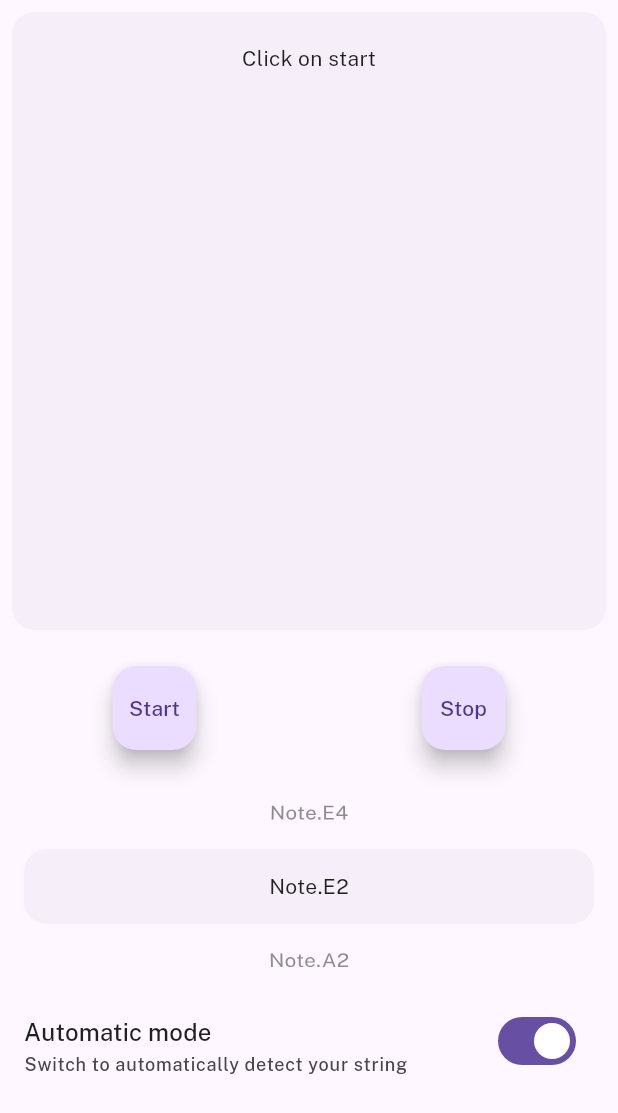
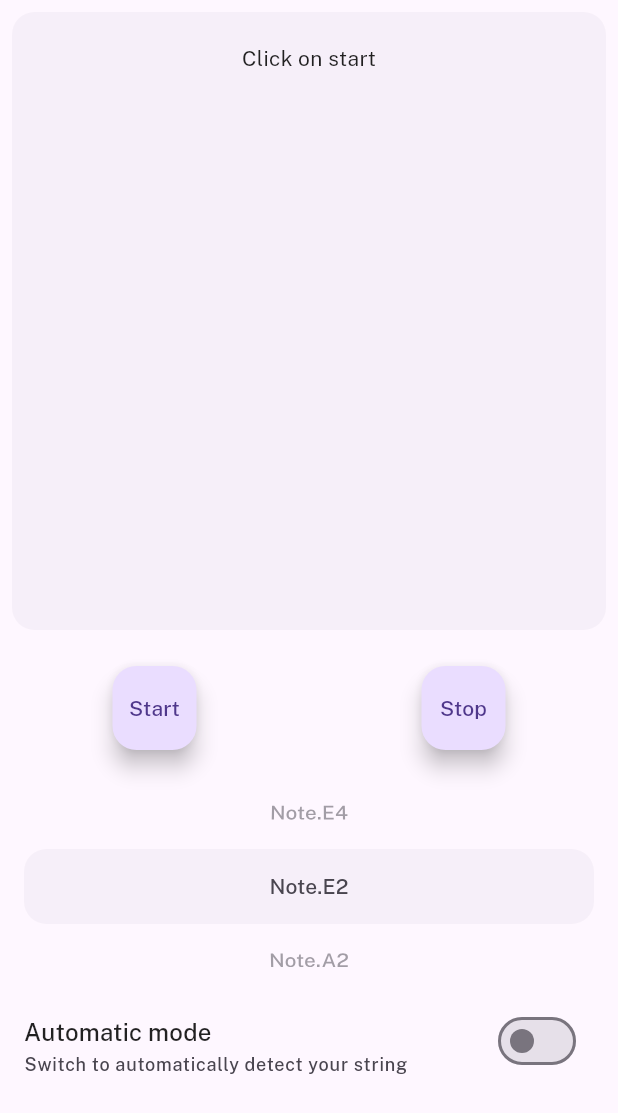
Before and after one commit to denishorn/WearTuner, a Flutter app: the screen it shows after launch, on a phone screen of 412 x 824 dp. Shown: the top 1113 px of the screen. Run offline on Flutter 3.47's test engine with Material 2 defaults, Android fonts, the phone set to English and light mode, and no system bars; drawn by our look-alikes of dynamic_color; our stand-ins replace google_fonts, vibration; missing offline and left inert: flutter_audio_capture, pitch_detector_dart, pitchupdart.

Commit message:
all ui interactions done, maybe some optimizations on rebuilding widgets left

```diff
--- a/lib/homepage.dart
+++ b/lib/homepage.dart
@@ -6,6 +6,7 @@ import 'package:flutter_audio_capture/flutter_audio_capture.dart';
 import 'package:pitch_detector_dart/pitch_detector.dart';
 import 'package:pitchupdart/pitch_handler.dart';
 import 'package:vibration/vibration.dart';
+//import 'package:wakelock_plus/wakelock_plus.dart';
 
 import 'widgets.dart';
 import 'tuner.dart';
@@ -13,10 +14,7 @@ import 'tuner.dart';
 
 
 class MyHomePage extends StatefulWidget {
-  const MyHomePage({Key? key, required this.title}) : super(key: key);
-
-  final String title;
-
+  const MyHomePage({Key? key}) : super(key: key);
   @override
   State<MyHomePage> createState() => _MyHomePageState();
 }
@@ -24,9 +22,8 @@ class MyHomePage extends StatefulWidget {
 class _MyHomePageState extends State<MyHomePage> {
   final _audioRecorder = FlutterAudioCapture();
   final pitchDetectorDart = PitchDetector(44100, 2000);
-  //final pitchupDart = PitchHandler(InstrumentType.guitar);
   final Guitar guitar = const Guitar();
-  bool isAutoTune = true;
+  bool isAutoTune = false;
   var note = "";
   var status = "Click on start";
 
@@ -51,35 +48,16 @@ class _MyHomePageState extends State<MyHomePage> {
     //Gets the audio sample
     var buffer = Float64List.fromList(obj.cast<double>());
     final List<double> audioSample = buffer.toList();
-
-    //Uses pitch_detector_dart library to detect a pitch from the audio sample
     final result = pitchDetectorDart.getPitch(audioSample);
 
-    //If there is a pitch - evaluate it
     if (result.pitched) {
-      //Uses the pitchupDart library to check a given pitch for a Guitar
-      //final handledPitchResult = pitchupDart.handlePitch(result.pitch);
-//
-      ////Updates the state with the result
-      //setState(() {
-      //  note = result.pitch.toString();
-      //  //note = handledPitchResult.note;
-      //  status = handledPitchResult.tuningStatus.toString();
-      //  //turns = pow(-1, 330 - result.pitch > 0.0 ? 1 : 0) * min(0.35, (330 - result.pitch).abs() / 43);
-//
-      //});
       final frequency = result.pitch;
 
-  // Assuming 'guitar' is an instance of the Guitar class
   Note closestNote = guitar.findClosestNote(frequency);
 
-  // Updates the state with the result
   setState(() {
     note = result.pitch.toStringAsFixed(1); // Now 'note' will hold the string representation of the closest note
     status = "Closest note: ${closestNote.toString()} , ${closestNote.frequency.toString()}"; // Updates status to show the closest note
-
-    // The following line is commented out as it seems to be part of the original logic for tuning status or visual feedback
-    // turns = pow(-1, 330 - frequency > 0.0 ? 1 : 0) * min(0.35, (330 - frequency).abs() / 43);
   });
     }
   }
@@ -93,33 +71,26 @@ class _MyHomePageState extends State<MyHomePage> {
     return Scaffold(
 
       body: SafeArea(
-      //child: Center(
         child: Flex(
           direction: Axis.vertical,
-          //mainAxisAlignment: MainAxisAlignment.spaceBetween,
           children: [
             Padding(padding: EdgeInsets.all(8.0), child:Container(
               height: MediaQuery.of(context).size.width,
               alignment: Alignment.center,
-              //padding: EdgeInsets.all(16.0),
-
-              //height: 300,
-              //width: 100,
               decoration: BoxDecoration(
-                color: Theme.of(context).colorScheme.surfaceVariant.withOpacity(0.33), // Use the theme's secondary color
-                borderRadius: BorderRadius.circular(15), // Adjust the radius to get the desired curvature
+                color: Theme.of(context).colorScheme.surfaceVariant.withOpacity(0.33),
+                borderRadius: BorderRadius.circular(15),
               ),
               child: TextDisplayWidget(note: note, status: status),
-            ),),
-            /*SizedBox(width: 300, child:*/Flex(
+            ),
+            ),
+            Flex(
               direction: Axis.vertical,
-              //mainAxisAlignment: MainAxisAlignment.spaceBetween,
               children:[
             ControlsAndTunerWidget(
               onStartPressed: _startCapture,
               onStopPressed: _stopCapture,
             ),
-            //Spacer(flex: 10),
             TunerWidget(
               isAutoTune: isAutoTune,
               onChanged: (bool value) {
@@ -128,17 +99,8 @@ class _MyHomePageState extends State<MyHomePage> {
                 });
               },
             ),
-            // AutoTuneSwitch(
-            //   isAutoTune: isAutoTune,
-            //   onChanged: (bool value) {
-            //     setState(() {
-            //       isAutoTune = value;
-            //     });
-            //   },
-            // ),
-            ]),//),
+            ]),
         ]),
-      //),
       ),
     );
   }
--- a/lib/main.dart
+++ b/lib/main.dart
@@ -1,13 +1,8 @@
 import 'dart:typed_data';
 
 import 'package:flutter/material.dart';
-//import 'package:flutter_audio_capture/flutter_audio_capture.dart';
-//import 'package:pitch_detector_dart/pitch_detector.dart';
-//import 'package:pitchupdart/instrument_type.dart';
-//import 'package:pitchupdart/pitch_handler.dart';
 import 'package:dynamic_color/dynamic_color.dart';
 import 'package:google_fonts/google_fonts.dart';
-//import 'package:flutter/foundation.dart';
 
 
 
@@ -33,16 +28,14 @@ class MyApp extends StatelessWidget {
         colorScheme: lightDynamic,
         useMaterial3: true,
         textTheme: GoogleFonts.publicSansTextTheme(),
-        //textTheme: lightTypographyTheme,
         ),
         darkTheme:ThemeData(
           colorScheme: darkDynamic,
         brightness: Brightness.dark,
         useMaterial3: true,
         textTheme: GoogleFonts.publicSansTextTheme(ThemeData(brightness: Brightness.dark).textTheme),
-        //textTheme: darkTypographyTheme,
         ),
-      home: const MyHomePage(title: 'Flutter Demo Home Page'),
+      home: const MyHomePage(),
     );
     });
   }
--- a/lib/widgets.dart
+++ b/lib/widgets.dart
@@ -1,5 +1,6 @@
 import 'package:flutter/material.dart';
 import 'tuner.dart'; // Make sure to import the TunerWidget correctly
+
 
 class ControlsAndTunerWidget extends StatelessWidget {
   final VoidCallback onStartPressed;
@@ -66,105 +67,77 @@ class TextDisplayWidget extends StatelessWidget {
   }
 }
 
-class TuningWheel extends StatefulWidget {
-  final Guitar guitar;
-  final Function(int) onNoteSelected;
 
-  const TuningWheel({Key? key, required this.guitar, required this.onNoteSelected}) : super(key: key);
+// class TuningWheel extends StatefulWidget {
+//   final Guitar guitar;
+//   final Function(int) onNoteSelected;
+//   final VoidCallback onInteraction;
 
-  @override
-  _TuningWheelState createState() => _TuningWheelState();
-}
+//   const TuningWheel({Key? key, required this.guitar, required this.onNoteSelected,required this.onInteraction, }) : super(key: key);
+
+//   @override
+//   _TuningWheelState createState() => _TuningWheelState();
+// }
 
 
-class _TuningWheelState extends State<TuningWheel> {
-  final FixedExtentScrollController _controller = FixedExtentScrollController();
-  //bool _isAnimating = false;
+// class _TuningWheelState extends State<TuningWheel> {
+//   final FixedExtentScrollController _controller = FixedExtentScrollController();
+//   bool _isAnimating = false;
 
-  @override
-  void dispose() {
-    _controller.dispose();
-    super.dispose();
-  }
-
-  @override
-  Widget build(BuildContext context) {
-    return GestureDetector(
-      onTap: () {
-        //if (!_isAnimating) { // Checking if not already animating
-          int nextIndex = _controller.selectedItem + 1;
-          // if (nextIndex >= widget.guitar.tuning.length) {
-          //   nextIndex = 0;
-          // }
-
-          // setState(() {
-          //   _isAnimating = true; // Setting flag to true as animation starts
-          // });
-
-          _controller.animateToItem(
-            nextIndex,
-            duration: Duration(milliseconds: 200),
-            curve: Curves.easeInOut,
-          );},/*.then((_) {
-            setState(() {
-              _isAnimating = false; // Reset flag when animation completes
-            });
-          });
-        }
-      },*/
-      child: ListWheelScrollView.useDelegate(
-        controller: _controller,
-        itemExtent: 50,
-        overAndUnderCenterOpacity: 0.5,
-        physics: /*_isAnimating ? NeverScrollableScrollPhysics() :*/ FixedExtentScrollPhysics(),
-        diameterRatio: 3,
-        childDelegate: ListWheelChildBuilderDelegate(
-          builder: (BuildContext context, int index) {
-            //if (index < 0 || index >= widget.guitar.tuning.length) return null;
-            int loopedIndex = index % widget.guitar.tuning.length;
-            if (loopedIndex < 0) {
-              loopedIndex += widget.guitar.tuning.length;
-            }
-            return Center(child:Text(widget.guitar.tuning[loopedIndex].toString()),
-                //tileColor:Theme.of(context).colorScheme.surfaceVariant.withOpacity(0.33),
-            );
-          },
-          // childCount: widget.guitar.tuning.length,
-          childCount: null
-        ),
-        onSelectedItemChanged: widget.onNoteSelected,
-      ),
-    );
-  }
-}
-
-
-// class AutoTuneSwitch extends StatelessWidget {
-//   final bool isAutoTune;
-//   final ValueChanged<bool> onChanged;
-
-//   const AutoTuneSwitch({Key? key, required this.isAutoTune, required this.onChanged}) : super(key: key);
+//   @override
+//   void dispose() {
+//     _controller.dispose();
+//     super.dispose();
+//   }
 
 //   @override
 //   Widget build(BuildContext context) {
-//     return SwitchListTile(
-//       title: Text(
-//         'Automatic mode',
-//         style: Theme.of(context).textTheme.titleMedium,
+//     return GestureDetector(
+//       onTap: () {
+//         if (!_isAnimating) { // Checking if not already animating
+//           int nextIndex = _controller.selectedItem + 1;
+//           setState(() {
+//             _isAnimating = true; // Setting flag to true as animation starts
+//             widget.onInteraction();
+//           });
+
+//           _controller.animateToItem(
+//             nextIndex,
+//             duration: Duration(milliseconds: 200),
+//             curve: Curves.easeInOut,
+//           ).then((_) {
+//             setState(() {
+//               _isAnimating = false; // Reset flag when animation completes
+//             });
+//           });
+//         }
+//       },
+//       child: ListWheelScrollView.useDelegate(
+//         controller: _controller,
+//         itemExtent: 50,
+//         overAndUnderCenterOpacity: 0.5,
+//         physics: _isAnimating ? NeverScrollableScrollPhysics() : FixedExtentScrollPhysics(),
+//         diameterRatio: 3,
+//         childDelegate: ListWheelChildBuilderDelegate(
+//           builder: (BuildContext context, int index) {
+//             int loopedIndex = index % widget.guitar.tuning.length;
+//             if (loopedIndex < 0) {
+//               loopedIndex += widget.guitar.tuning.length;
+//             }
+//             return Center(child:Text(widget.guitar.tuning[loopedIndex].toString(), style: Theme.of(context).textTheme.labelLarge!.copyWith(color: Theme.of(context).colorScheme.onSurfaceVariant),),
+//             );
+//           },
+//           childCount: null
+//         ),
+//         onSelectedItemChanged: widget.onNoteSelected,
 //       ),
-//       subtitle: Text(
-//         'Switch to automatically detect your string',
-//         style: Theme.of(context).textTheme.labelMedium!.copyWith(color: Theme.of(context).colorScheme.onSurfaceVariant),
-//       ),
-//       value: isAutoTune,
-//       isThreeLine: true,
-//       onChanged: onChanged,
 //     );
 //   }
 // }
 
+//import 'package:flutter/material.dart';
+
 class TunerWidget extends StatefulWidget {
-  //final BoxConstraints constraints;
   final bool isAutoTune;
   final ValueChanged<bool> onChanged;
 
@@ -176,37 +149,98 @@ class TunerWidget extends StatefulWidget {
 
 class _TunerWidgetState extends State<TunerWidget> {
   final Guitar guitar = const Guitar();
-  Note? selectedNote;
-  //bool isAutoTune = true; // true for auto, false for manual
+  Note? selectedNote; // Assuming Note is defined elsewhere
+  final FixedExtentScrollController _controller = FixedExtentScrollController();
+  bool _isAnimating = false;
+
+  @override
+  void dispose() {
+    _controller.dispose();
+    super.dispose();
+  }
 
   @override
   Widget build(BuildContext context) {
     return Flex(
       direction: Axis.vertical,
       children: [
-        // ControlsAndTunerWidget(
-        //       onStartPressed: _startCapture,
-        //       onStopPressed: _stopCapture,
-        //     ),
         Container(
           height: 150,
-          padding: EdgeInsets.all(16.0),
+          padding: const EdgeInsets.all(16.0),
           child: Stack(
             alignment: Alignment.center,
             children: [
-              Container(
+              AnimatedOpacity(
+                opacity: widget.isAutoTune ? 0.0 : 0.33,
+                duration: Duration(milliseconds: 150),
+                child: Container(
                   height: 50,
-                //padding: EdgeInsets.all(16.0),
                   decoration: BoxDecoration(
-                  color: Theme.of(context).colorScheme.surfaceVariant.withOpacity(0.33),
+                    color: Theme.of(context).colorScheme.surfaceVariant,
                     borderRadius: BorderRadius.circular(15),
                   ),
                 ),
-              TuningWheel(
-                guitar: guitar,
-                onNoteSelected: (index) {
-                  // Handle note selection
+              ),
+              GestureDetector(
+                onTapDown: (details) {
                 },
+                onTapCancel: (){
+                  //print('cancelled');
+                    setState(() {
+                      if (widget.isAutoTune) {
+                        widget.onChanged(false);
+                      }
+                    });
+                },
+                onTapUp: (details) {
+                  if (!_isAnimating) {
+                    int nextIndex = widget.isAutoTune ? _controller.selectedItem : _controller.selectedItem + 1;
+                    setState(() {
+                      _isAnimating = true;
+                      if (widget.isAutoTune) {
+                        widget.onChanged(false);
+                      }
+                    });
+                    _controller.animateToItem(
+                      nextIndex,
+                      duration: const Duration(milliseconds: 200),
+                      curve: Curves.easeInOut,
+                    ).then((_) {
+                      setState(() {
+                        _isAnimating = false;
+                      });
+                    });
+                  }
+                },
+                child: ListWheelScrollView.useDelegate(
+                  controller: _controller,
+                  itemExtent: 50,
+                  overAndUnderCenterOpacity: 0.5,
+                  physics: _isAnimating ? NeverScrollableScrollPhysics() : FixedExtentScrollPhysics(),
+                  diameterRatio: 3,
+                  childDelegate: ListWheelChildBuilderDelegate(
+                    builder: (BuildContext context, int index) {
+                      int loopedIndex = index % guitar.tuning.length;
+                      if (loopedIndex < 0) {
+                        loopedIndex += guitar.tuning.length;
+                      }
+                      return Center(
+                        child: Text(
+                          guitar.tuning[loopedIndex].toString(),
+                          style: Theme.of(context).textTheme.labelLarge!.copyWith(color: Theme.of(context).colorScheme.onSurfaceVariant),
+                        ),
+                      );
+                    },
+                    childCount: null, // Infinite scroll
+                  ),
+                  onSelectedItemChanged: (index) {
+                    setState(() {
+                      if (widget.isAutoTune) {
+                        widget.onChanged(false);
+                      }
+                    });
+                  },
+                ),
               ),
             ],
           ),
@@ -222,7 +256,11 @@ class _TunerWidgetState extends State<TunerWidget> {
           ),
           value: widget.isAutoTune,
           isThreeLine: true,
-      onChanged: widget.onChanged,
+          onChanged: (bool value) {
+            setState(() {
+              widget.onChanged(value);
+            });
+          },
         ),
       ],
     );
```
Also changed, not shown: pubspec.yaml (+0 -9 lines). Lines whose indentation alone changed are shown as unchanged.
